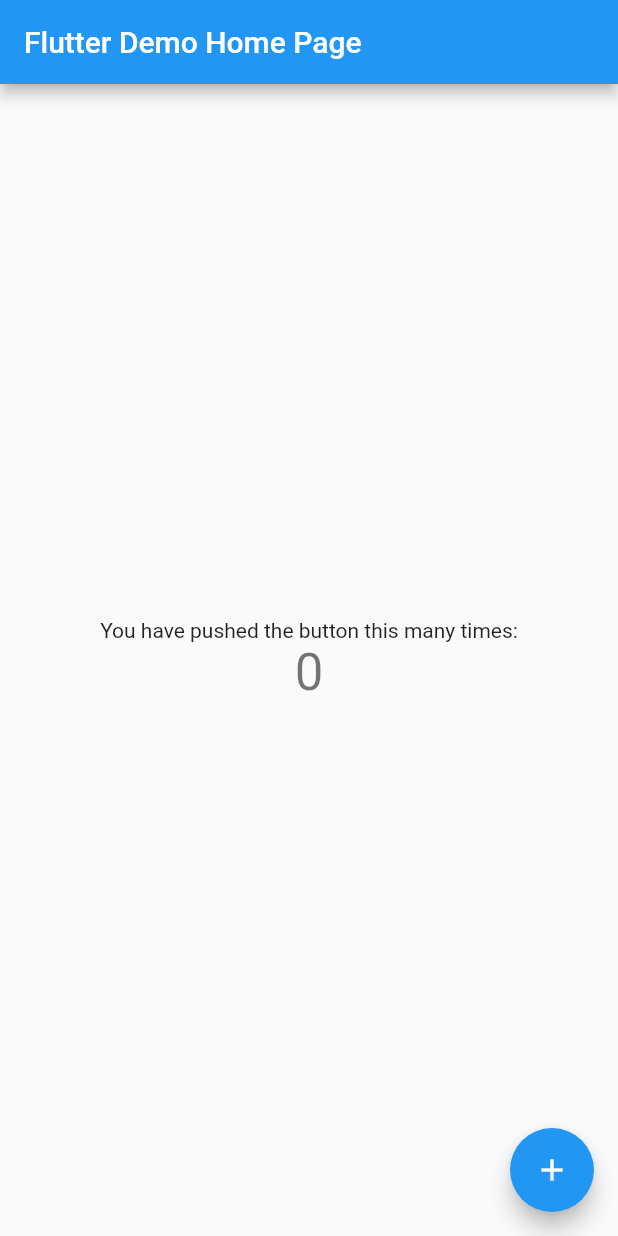
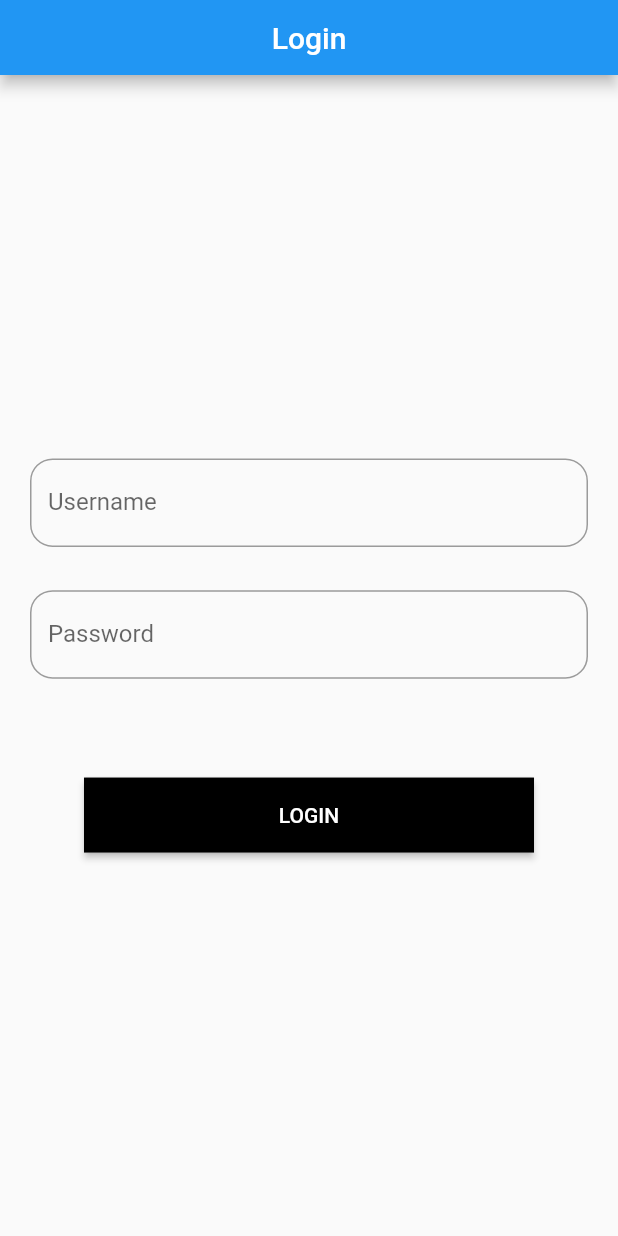
Before and after one commit to jasirjasi26/Geojit, a Flutter app: the screen it shows after launch, on a phone screen of 412 x 824 dp. Run offline on Flutter 3.47's test engine with Material 2 defaults, Android fonts, the phone set to English and light mode, and no system bars; our stand-ins replace get.

Commit message:
First commit

```diff
--- /dev/null
+++ b/lib/authentication/login_authentication.dart
@@ -0,0 +1,19 @@
+import 'package:flutter/cupertino.dart';
+import 'package:flutter/material.dart';
+import 'package:geojit_test_app/view/home_page.dart';
+
+class LoginAuth {
+ static void loginCheck(String username, String password, BuildContext context) {
+    if (username.isEmpty) {
+      //errores = "Invalid Username";
+    } else if (password.isEmpty) {
+     // errores = "Invalid Password";
+    } else if (username.isEmpty && password.isEmpty) {
+    //  errores = "Invalid UserName and Password";
+    } else {
+      Navigator.push(
+        context, MaterialPageRoute(builder: (context) => MyHomePage()),
+      );
+    }
+  }
+}
--- a/lib/main.dart
+++ b/lib/main.dart
@@ -1,4 +1,5 @@
 import 'package:flutter/material.dart';
+import 'package:geojit_test_app/view/login_page.dart';
 
 void main() {
   runApp(const MyApp());
@@ -13,103 +14,9 @@ class MyApp extends StatelessWidget {
     return MaterialApp(
       title: 'Flutter Demo',
       theme: ThemeData(
-        // This is the theme of your application.
-        //
-        // Try running your application with "flutter run". You'll see the
-        // application has a blue toolbar. Then, without quitting the app, try
-        // changing the primarySwatch below to Colors.green and then invoke
-        // "hot reload" (press "r" in the console where you ran "flutter run",
-        // or simply save your changes to "hot reload" in a Flutter IDE).
-        // Notice that the counter didn't reset back to zero; the application
-        // is not restarted.
         primarySwatch: Colors.blue,
       ),
-      home: const MyHomePage(title: 'Flutter Demo Home Page'),
+      home:  LoginPage(),
     );
   }
 }
-
-class MyHomePage extends StatefulWidget {
-  const MyHomePage({Key? key, required this.title}) : super(key: key);
-
-  // This widget is the home page of your application. It is stateful, meaning
-  // that it has a State object (defined below) that contains fields that affect
-  // how it looks.
-
-  // This class is the configuration for the state. It holds the values (in this
-  // case the title) provided by the parent (in this case the App widget) and
-  // used by the build method of the State. Fields in a Widget subclass are
-  // always marked "final".
-
-  final String title;
-
-  @override
-  State<MyHomePage> createState() => _MyHomePageState();
-}
-
-class _MyHomePageState extends State<MyHomePage> {
-  int _counter = 0;
-
-  void _incrementCounter() {
-    setState(() {
-      // This call to setState tells the Flutter framework that something has
-      // changed in this State, which causes it to rerun the build method below
-      // so that the display can reflect the updated values. If we changed
-      // _counter without calling setState(), then the build method would not be
-      // called again, and so nothing would appear to happen.
-      _counter++;
-    });
-  }
-
-  @override
-  Widget build(BuildContext context) {
-    // This method is rerun every time setState is called, for instance as done
-    // by the _incrementCounter method above.
-    //
-    // The Flutter framework has been optimized to make rerunning build methods
-    // fast, so that you can just rebuild anything that needs updating rather
-    // than having to individually change instances of widgets.
-    return Scaffold(
-      appBar: AppBar(
-        // Here we take the value from the MyHomePage object that was created by
-        // the App.build method, and use it to set our appbar title.
-        title: Text(widget.title),
-      ),
-      body: Center(
-        // Center is a layout widget. It takes a single child and positions it
-        // in the middle of the parent.
-        child: Column(
-          // Column is also a layout widget. It takes a list of children and
-          // arranges them vertically. By default, it sizes itself to fit its
-          // children horizontally, and tries to be as tall as its parent.
-          //
-          // Invoke "debug painting" (press "p" in the console, choose the
-          // "Toggle Debug Paint" action from the Flutter Inspector in Android
-          // Studio, or the "Toggle Debug Paint" command in Visual Studio Code)
-          // to see the wireframe for each widget.
-          //
-          // Column has various properties to control how it sizes itself and
-          // how it positions its children. Here we use mainAxisAlignment to
-          // center the children vertically; the main axis here is the vertical
-          // axis because Columns are vertical (the cross axis would be
-          // horizontal).
-          mainAxisAlignment: MainAxisAlignment.center,
-          children: <Widget>[
-            const Text(
-              'You have pushed the button this many times:',
-            ),
-            Text(
-              '$_counter',
-              style: Theme.of(context).textTheme.headline4,
-            ),
-          ],
-        ),
-      ),
-      floatingActionButton: FloatingActionButton(
-        onPressed: _incrementCounter,
-        tooltip: 'Increment',
-        child: const Icon(Icons.add),
-      ), // This trailing comma makes auto-formatting nicer for build methods.
-    );
-  }
-}
--- /dev/null
+++ b/lib/view/login_page.dart
@@ -0,0 +1,86 @@
+import 'package:flutter/material.dart';
+import 'package:geojit_test_app/authentication/login_authentication.dart';
+
+import 'home_page.dart';
+
+class LoginPage extends StatelessWidget {
+  LoginPage({Key? key}) : super(key: key);
+
+  final usernameController = TextEditingController();
+  final passwordController = TextEditingController();
+  String? errores;
+
+  @override
+  Widget build(BuildContext context) {
+    return Scaffold(
+      appBar: AppBar(
+        automaticallyImplyLeading: false,
+        centerTitle: true,
+        toolbarHeight: 50,
+        title: Text("Login"),
+      ),
+      body: Container(
+        padding: EdgeInsets.all(20),
+        child: Column(
+          mainAxisAlignment: MainAxisAlignment.center,
+          crossAxisAlignment: CrossAxisAlignment.center,
+          children: [
+
+            TextField(
+              controller: usernameController,
+              obscureText: false,
+              decoration: InputDecoration(
+                labelText: 'Username',
+                border: OutlineInputBorder(
+                    borderRadius: BorderRadius.circular(15)),
+              ),
+            ),
+
+            SizedBox(height: MediaQuery
+                .of(context)
+                .size
+                .height * 0.035),
+
+            TextField(
+              controller: passwordController,
+              obscureText: true,
+              decoration: InputDecoration(
+                labelText: 'Password',
+                border: OutlineInputBorder(
+                    borderRadius: BorderRadius.circular(15)),
+              ),
+            ),
+            SizedBox(height: MediaQuery
+                .of(context)
+                .size
+                .height * 0.08),
+
+
+            RaisedButton(
+              onPressed: () {
+                LoginAuth.loginCheck(usernameController.text, passwordController.text,
+                    context);
+              },
+              padding: EdgeInsets.all(0.0),
+              child:Container(
+                color: Colors.black,
+                constraints: BoxConstraints(
+                    maxWidth: 300.0, minHeight: 50.0),
+                alignment: Alignment.center,
+                child: Text(
+                  "LOGIN",
+                  textAlign: TextAlign.center,
+                  style: TextStyle(
+                      color: Colors.white
+                  ),
+                ),
+              ),
+            ),
+          ],
+        ),
+      ),
+    );
+  }
+
+
+}
--- a/pubspec.yaml
+++ b/pubspec.yaml
@@ -31,6 +31,9 @@ dependencies:
     sdk: flutter
   provider: ^5.0.0
   http: ^0.13.1
+  cached_network_image:
+  get:
+
 
 
   # The following adds the Cupertino Icons font to your application.
```
Also changed, not shown: lib/controller/cartController.dart (added, +16 -0 lines), lib/controller/product_controller.dart (added, +30 -0 lines), lib/model/all_data.dart (added, +93 -0 lines), lib/services/api_services.dart (added, +30 -0 lines), lib/view/cart_page.dart (added, +56 -0 lines), lib/view/home_page.dart (added, +101 -0 lines), pubspec.lock.
